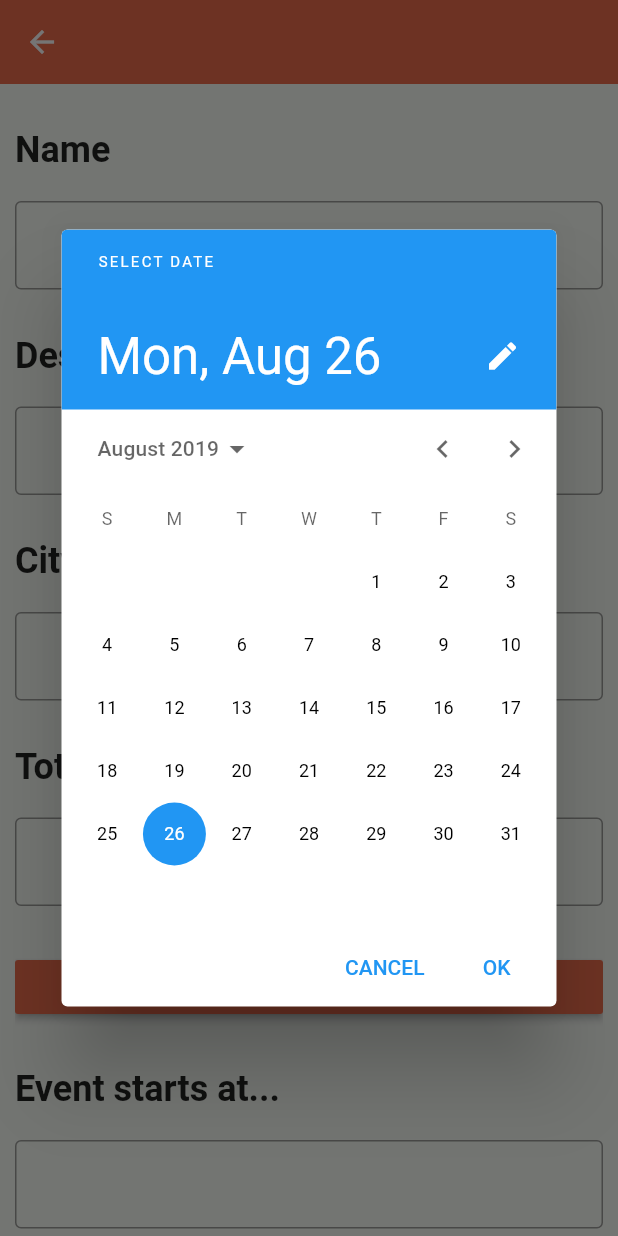
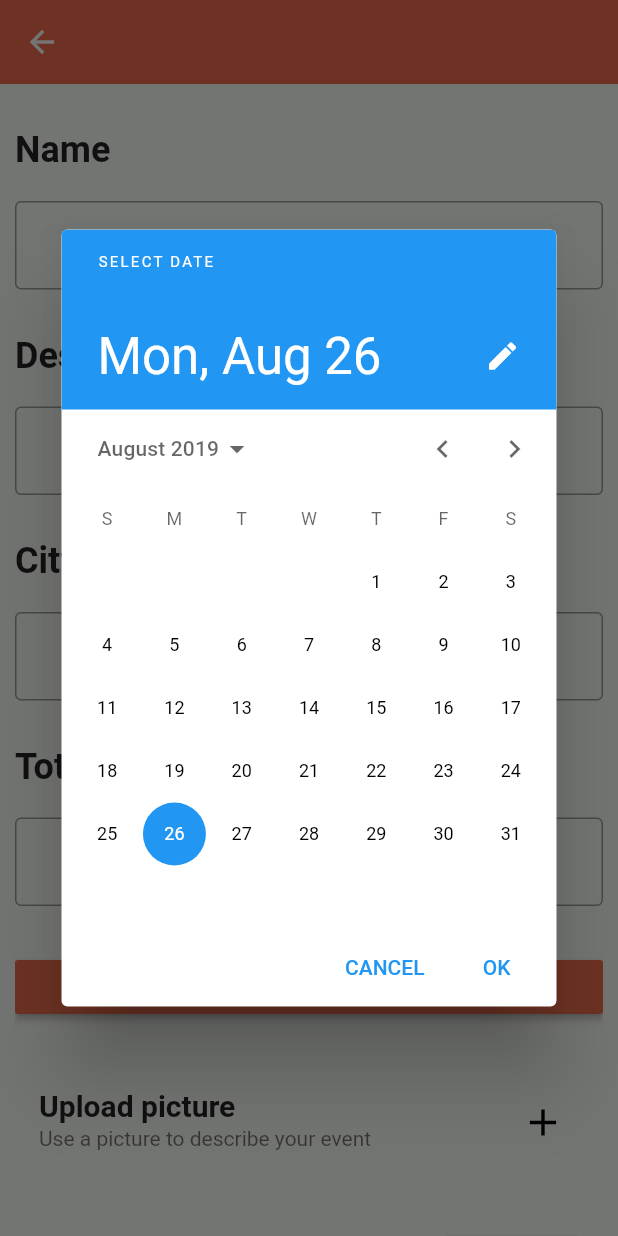
Before and after one commit to albifrattini/meating, a Flutter app: the CreateEventScreen screen opened directly, after a tap on "Select Date", on a phone screen of 412 x 824 dp. Run offline on Flutter 3.47's test engine with Material 2 defaults, Android fonts, the phone set to English and light mode, and no system bars; our stand-ins replace auto_size_text, cloud_firestore, firebase_auth, firebase_storage, flutter_screenutil, fluttertoast and 1 more; accounts and stored records are empty.

Commit message:
Date and order by

```diff
--- a/flutter_meating/lib/routes/create_event_screen.dart
+++ b/flutter_meating/lib/routes/create_event_screen.dart
@@ -3,6 +3,8 @@ import 'package:cloud_firestore/cloud_firestore.dart';
 import 'package:firebase_storage/firebase_storage.dart';
 import 'package:image_picker/image_picker.dart';
 import 'dart:io';
+
+import 'package:intl/intl.dart';
 
 class CreateEventScreen extends StatefulWidget {
 
@@ -58,13 +60,9 @@ class _CreateEventScreenState extends State<CreateEventScreen> {
             Container(height: 30.0,),
             RaisedButton(
               onPressed: () => _selectDate(context),
-              child: dateSelected ? Text(selectedDate.day.toString()
-                                      +  selectedDate.month.toString()
-                                      +  selectedDate.year.toString())
+              child: dateSelected ? Text(DateFormat.yMMMMd().format(selectedDate) + ' - ' + DateFormat.Hm().format(selectedDate))
                                   : Text('Select Date')
             ),
-            Container(height: 30.0,),
-            textField(_textFromTimeController, 'Event starts at...', TextInputType.number),
             Container(height: 30.0,),
             ListTile(title: Text('Upload picture', style: TextStyle(fontWeight: FontWeight.bold, fontSize: 20.0),), subtitle: Text('Use a picture to describe your event'),
               trailing: imageIsLoading == true ? CircularProgressIndicator() : imageLoaded == true ? Icon(Icons.done, color: Colors.green, size: 40.0,) : IconButton(icon: Icon(Icons.add, color: Colors.black, size: 30.0,), onPressed: getImage,),),
@@ -82,11 +80,20 @@ class _CreateEventScreenState extends State<CreateEventScreen> {
         initialDate: selectedDate,
         firstDate: DateTime(2019),
         lastDate: DateTime(2020));
-    if (picked != null && picked != selectedDate)
-      setState(() {
-        selectedDate = picked;
-        dateSelected = true;
-      });
+    if (picked != null) {
+      final TimeOfDay time = await showTimePicker(
+        context: context,
+        initialTime: TimeOfDay.fromDateTime(DateTime.now()),
+      );
+
+      if (picked != selectedDate) {
+        setState(() {
+          selectedDate = new DateTime(
+              picked.year, picked.month, picked.day, time.hour, time.minute);
+          dateSelected = true;
+        });
+      }
+    }
   }
 
   Future getImage() async {
@@ -120,7 +127,7 @@ class _CreateEventScreenState extends State<CreateEventScreen> {
       return;
     }
     uploadFile();
-    String eventId = DateTime.now().millisecondsSinceEpoch.toString() + '-' + widget.userId;
+    String eventId = selectedDate.millisecondsSinceEpoch.toString() + '-' + widget.userId;
     Firestore.instance.runTransaction((transaction) async {
       await transaction.set(
           Firestore.instance.collection('events').document(eventId),
@@ -133,7 +140,7 @@ class _CreateEventScreenState extends State<CreateEventScreen> {
             'eventDescription' : _textDescriptionController.text,
             'eventCity' : _textCityController.text,
             'totalPlaces': _textTotalSeatsController.text,
-            'eventDate': dateSelected,
+            'eventDate': selectedDate,
             'profilePicURL' : widget.profilePicURL,
             'photoURL' : photoURL,
           }
```
Also changed, not shown: flutter_meating/lib/routes/explore_route.dart (+7 -2 lines), flutter_meating/lib/routes/my_events_route.dart (+5 -2 lines).
